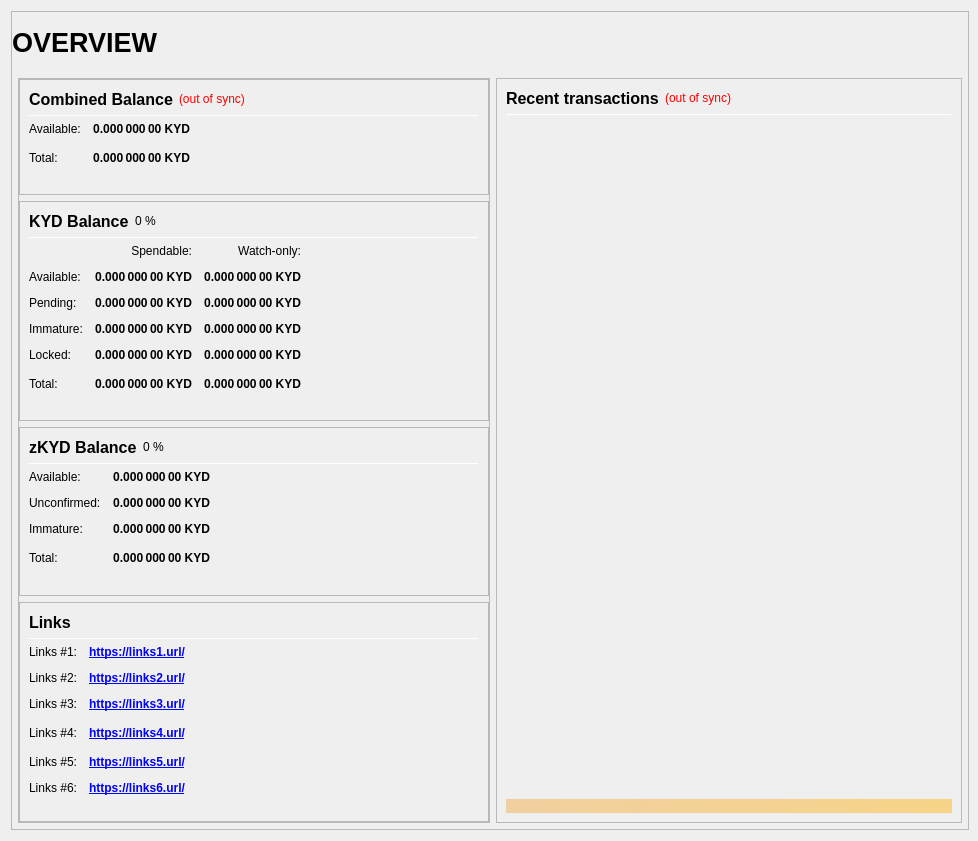
This is src/qt/forms/overviewpage.ui in kydcoin/KYD3 as Qt 5 draws it before an edit. The edited form follows.
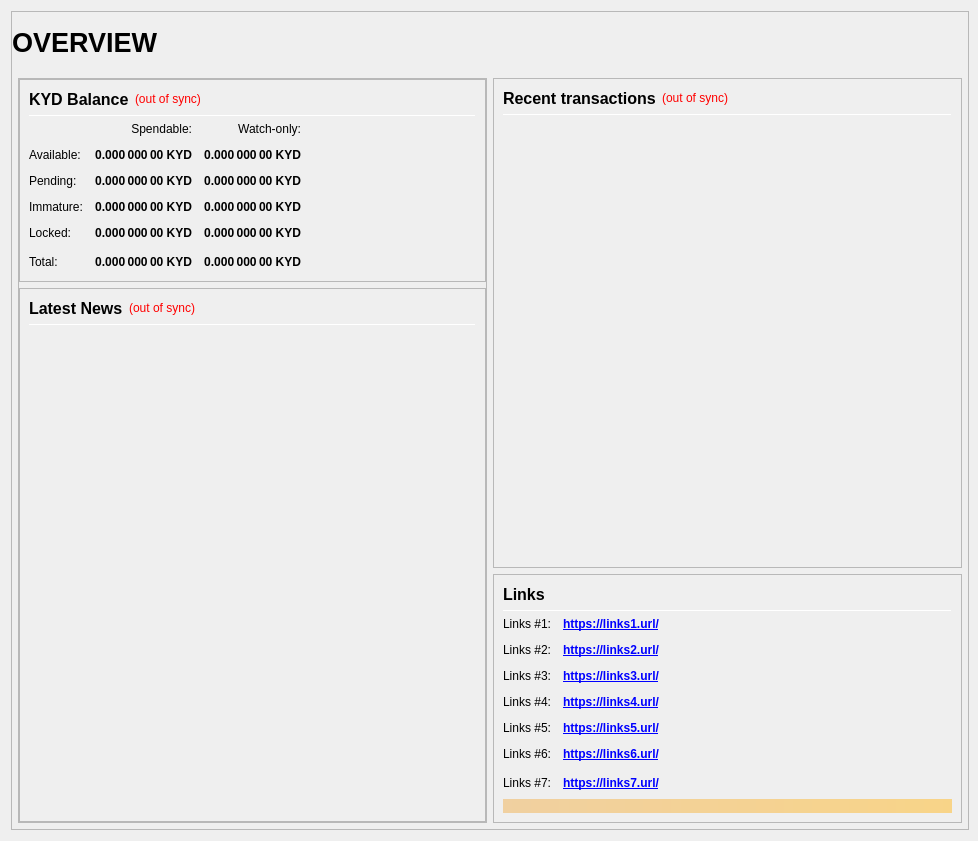
This is the edited form.

Commit message: News Panel implemented

What changed in the file:
```diff
--- a/src/qt/forms/overviewpage.ui
+++ b/src/qt/forms/overviewpage.ui
@@ -10,6 +10,12 @@
     <height>841</height>
    </rect>
   </property>
+  <property name="sizePolicy">
+   <sizepolicy hsizetype="Maximum" vsizetype="Maximum">
+    <horstretch>0</horstretch>
+    <verstretch>0</verstretch>
+   </sizepolicy>
+  </property>
   <property name="minimumSize">
    <size>
     <width>960</width>
@@ -43,7 +49,7 @@
      <property name="frameShadow">
       <enum>QFrame::Raised</enum>
      </property>
-     <layout class="QVBoxLayout" name="verticalLayout_3" stretch="1">
+     <layout class="QVBoxLayout" name="verticalLayout_1" stretch="1">
       <property name="leftMargin">
        <number>0</number>
       </property>
@@ -200,7 +206,7 @@
                  <property name="frameShadow">
                   <enum>QFrame::Raised</enum>
                  </property>
-                 <layout class="QVBoxLayout" name="verticalLayout" stretch="0,0,0,0">
+                 <layout class="QVBoxLayout" name="verticalLayout" stretch="0,0">
                   <property name="leftMargin">
                    <number>0</number>
                   </property>
@@ -213,199 +219,6 @@
                   <property name="bottomMargin">
                    <number>0</number>
                   </property>
-                  <item>
-                   <widget class="QFrame" name="frame_CombinedBalances">
-                    <property name="minimumSize">
-                     <size>
-                      <width>470</width>
-                      <height>0</height>
-                     </size>
-                    </property>
-                    <property name="frameShape">
-                     <enum>QFrame::StyledPanel</enum>
-                    </property>
-                    <property name="frameShadow">
-                     <enum>QFrame::Raised</enum>
-                    </property>
-                    <layout class="QVBoxLayout" name="verticalLayout_5">
-                     <item>
-                      <layout class="QHBoxLayout" name="horizontalLayout_5" stretch="0,0,0">
-                       <item>
-                        <widget class="QLabel" name="label_5z">
-                         <property name="minimumSize">
-                          <size>
-                           <width>0</width>
-                           <height>20</height>
-                          </size>
-                         </property>
-                         <property name="font">
-                          <font>
-                           <pointsize>12</pointsize>
-                           <weight>75</weight>
-                           <bold>true</bold>
-                          </font>
-                         </property>
-                         <property name="toolTip">
-                          <string>Combined Balance (including unconfirmed and immature coins)</string>
-                         </property>
-                         <property name="text">
-                          <string>Combined Balance</string>
-                         </property>
-                        </widget>
-                       </item>
-                       <item>
-                        <widget class="QLabel" name="labelWalletStatus">
-                         <property name="cursor">
-                          <cursorShape>WhatsThisCursor</cursorShape>
-                         </property>
-                         <property name="toolTip">
-                          <string>The displayed information may be out of date. Your wallet automatically synchronizes with the KYD network after a connection is established, but this process has not completed yet.</string>
-                         </property>
-                         <property name="styleSheet">
-                          <string notr="true">QLabel { color: red; }</string>
-                         </property>
-                         <property name="text">
-                          <string notr="true">(out of sync)</string>
-                         </property>
-                         <property name="alignment">
-                          <set>Qt::AlignLeading|Qt::AlignLeft|Qt::AlignVCenter</set>
-                         </property>
-                        </widget>
-                       </item>
-                       <item>
-                        <spacer name="horizontalSpacer_1">
-                         <property name="orientation">
-                          <enum>Qt::Horizontal</enum>
-                         </property>
-                         <property name="sizeHint" stdset="0">
-                          <size>
-                           <width>40</width>
-                           <height>20</height>
-                          </size>
-                         </property>
-                        </spacer>
-                       </item>
-                      </layout>
-                     </item>
-                     <item>
-                      <widget class="Line" name="line_CombinedBalance">
-                       <property name="minimumSize">
-                        <size>
-                         <width>0</width>
-                         <height>1</height>
-                        </size>
-                       </property>
-                       <property name="maximumSize">
-                        <size>
-                         <width>16777215</width>
-                         <height>1</height>
-                        </size>
-                       </property>
-                       <property name="orientation">
-                        <enum>Qt::Horizontal</enum>
-                       </property>
-                      </widget>
-                     </item>
-                     <item>
-                      <layout class="QGridLayout" name="gridLayout_3">
-                       <property name="spacing">
-                        <number>12</number>
-                       </property>
-                       <item row="1" column="0">
-                        <widget class="QLabel" name="labelBalanceTextz">
-                         <property name="text">
-                          <string>Available:</string>
-                         </property>
-                        </widget>
-                       </item>
-                       <item row="1" column="1">
-                        <widget class="QLabel" name="labelBalancez">
-                         <property name="font">
-                          <font>
-                           <weight>75</weight>
-                           <bold>true</bold>
-                          </font>
-                         </property>
-                         <property name="cursor">
-                          <cursorShape>IBeamCursor</cursorShape>
-                         </property>
-                         <property name="toolTip">
-                          <string>Your current spendable balance</string>
-                         </property>
-                         <property name="text">
-                          <string notr="true">0.000 000 00 KYD</string>
-                         </property>
-                         <property name="alignment">
-                          <set>Qt::AlignRight|Qt::AlignTrailing|Qt::AlignVCenter</set>
-                         </property>
-                         <property name="textInteractionFlags">
-                          <set>Qt::LinksAccessibleByMouse|Qt::TextSelectableByKeyboard|Qt::TextSelectableByMouse</set>
-                         </property>
-                        </widget>
-                       </item>
-                       <item row="2" column="0">
-                        <widget class="QLabel" name="labelTotalTextz">
-                         <property name="text">
-                          <string>Total:</string>
-                         </property>
-                        </widget>
-                       </item>
-                       <item row="2" column="1">
-                        <widget class="QLabel" name="labelTotalz">
-                         <property name="font">
-                          <font>
-                           <weight>75</weight>
-                           <bold>true</bold>
-                          </font>
-                         </property>
-                         <property name="cursor">
-                          <cursorShape>IBeamCursor</cursorShape>
-                         </property>
-                         <property name="toolTip">
-                          <string>Total Balance, including all unavailable coins.</string>
-                         </property>
-                         <property name="text">
-                          <string notr="true">0.000 000 00 KYD</string>
-                         </property>
-                         <property name="alignment">
-                          <set>Qt::AlignRight|Qt::AlignTrailing|Qt::AlignVCenter</set>
-                         </property>
-                         <property name="textInteractionFlags">
-                          <set>Qt::LinksAccessibleByMouse|Qt::TextSelectableByKeyboard|Qt::TextSelectableByMouse</set>
-                         </property>
-                        </widget>
-                       </item>
-                       <item row="2" column="3">
-                        <spacer name="horizontalSpacer_2">
-                         <property name="orientation">
-                          <enum>Qt::Horizontal</enum>
-                         </property>
-                         <property name="sizeHint" stdset="0">
-                          <size>
-                           <width>40</width>
-                           <height>20</height>
-                          </size>
-                         </property>
-                        </spacer>
-                       </item>
-                      </layout>
-                     </item>
-                     <item>
-                      <spacer name="verticalSpacer_1">
-                       <property name="orientation">
-                        <enum>Qt::Vertical</enum>
-                       </property>
-                       <property name="sizeHint" stdset="0">
-                        <size>
-                         <width>20</width>
-                         <height>40</height>
-                        </size>
-                       </property>
-                      </spacer>
-                     </item>
-                    </layout>
-                   </widget>
-                  </item>
                   <item>
                    <widget class="QFrame" name="frame_Balances">
                     <property name="frameShape">
@@ -414,7 +227,7 @@
                     <property name="frameShadow">
                      <enum>QFrame::Raised</enum>
                     </property>
-                    <layout class="QVBoxLayout" name="verticalLayout_4">
+                    <layout class="QVBoxLayout" name="verticalLayout_2">
                      <item>
                       <layout class="QHBoxLayout" name="horizontalLayout_4">
                        <item>
@@ -438,9 +251,21 @@
                         </widget>
                        </item>
                        <item>
-                        <widget class="QLabel" name="labelKYDPercent">
+                        <widget class="QLabel" name="labelWalletStatus">
+                         <property name="cursor">
+                          <cursorShape>WhatsThisCursor</cursorShape>
+                         </property>
+                         <property name="toolTip">
+                          <string>The displayed information may be out of date. Your wallet automatically synchronizes with the KYD network after a connection is established, but this process has not completed yet.</string>
+                         </property>
+                         <property name="styleSheet">
+                          <string notr="true">QLabel { color: red; }</string>
+                         </property>
                          <property name="text">
-                          <string notr="true">0 %</string>
+                          <string notr="true">(out of sync)</string>
+                         </property>
+                         <property name="alignment">
+                          <set>Qt::AlignLeading|Qt::AlignLeft|Qt::AlignVCenter</set>
                          </property>
                         </widget>
                        </item>
@@ -809,33 +634,26 @@
                        </item>
                       </layout>
                      </item>
-                     <item>
-                      <spacer name="verticalSpacer_3">
-                       <property name="orientation">
-                        <enum>Qt::Vertical</enum>
-                       </property>
-                       <property name="sizeHint" stdset="0">
-                        <size>
-                         <width>20</width>
-                         <height>40</height>
-                        </size>
-                       </property>
-                      </spacer>
-                     </item>
                     </layout>
                    </widget>
                   </item>
                   <item>
-                   <widget class="QFrame" name="frame_ZerocoinBalances">
+                   <widget class="QFrame" name="frame_News">
+                    <property name="minimumSize">
+                     <size>
+                      <width>0</width>
+                      <height>0</height>
+                     </size>
+                    </property>
                     <property name="frameShape">
                      <enum>QFrame::StyledPanel</enum>
                     </property>
                     <property name="frameShadow">
                      <enum>QFrame::Raised</enum>
                     </property>
-                    <layout class="QVBoxLayout" name="verticalLayout_7">
+                    <layout class="QVBoxLayout" name="verticalLayout_3" stretch="0,0,0">
                      <item>
-                      <layout class="QHBoxLayout" name="horizontalLayout_8" stretch="0,0,0">
+                      <layout class="QHBoxLayout" name="horizontalLayout_News">
                        <item>
                         <widget class="QLabel" name="label_5z_3">
                          <property name="minimumSize">
@@ -852,15 +670,27 @@
                           </font>
                          </property>
                          <property name="text">
-                          <string>zKYD Balance</string>
+                          <string>Latest News</string>
                          </property>
                         </widget>
                        </item>
                        <item>
-                        <widget class="QLabel" name="labelzKYDPercent">
+                        <widget class="QLabel" name="labelNewsStatus">
+                         <property name="cursor">
+                          <cursorShape>WhatsThisCursor</cursorShape>
+                         </property>
+                         <property name="toolTip">
+                          <string>The displayed information may be out of date. Your wallet automatically synchronizes with the KYD network after a connection is established, but this process has not completed yet.</string>
+                         </property>
+                         <property name="styleSheet">
+                          <string notr="true">QLabel { color: red; }</string>
+                         </property>
                          <property name="text">
-                          <string notr="true">0 %</string>
+                          <string notr="true">(out of sync)</string>
                          </property>
+                         <property name="alignment">
+                          <set>Qt::AlignRight|Qt::AlignTrailing|Qt::AlignVCenter</set>
+                         </property>
                         </widget>
                        </item>
                        <item>
@@ -879,7 +709,7 @@
                       </layout>
                      </item>
                      <item>
-                      <widget class="Line" name="line_ZerocoinBalance">
+                      <widget class="Line" name="line_News">
                        <property name="minimumSize">
                         <size>
                          <width>0</width>
@@ -898,140 +728,116 @@
                       </widget>
                      </item>
                      <item>
-                      <layout class="QGridLayout" name="gridLayout_5">
-                       <property name="spacing">
-                        <number>12</number>
+                      <widget class="QListWidget" name="listNews">
+                       <property name="sizePolicy">
+                        <sizepolicy hsizetype="Expanding" vsizetype="Expanding">
+                         <horstretch>0</horstretch>
+                         <verstretch>0</verstretch>
+                        </sizepolicy>
                        </property>
-                       <item row="1" column="0">
-                        <widget class="QLabel" name="labelzBalanceMatureText">
-                         <property name="toolTip">
-                          <string>Mature: more than 20 confirmation and more than 1 mint of the same denomination after it was minted.
-These zKYD are spendable.</string>
-                         </property>
-                         <property name="text">
-                          <string>Available:</string>
-                         </property>
-                        </widget>
-                       </item>
-                       <item row="1" column="1">
-                        <widget class="QLabel" name="labelzBalanceMature">
-                         <property name="font">
-                          <font>
-                           <weight>75</weight>
-                           <bold>true</bold>
-                          </font>
-                         </property>
-                         <property name="toolTip">
-                          <string>Mature: more than 20 confirmation and more than 1 mint of the same denomination after it was minted.
-These zKYD are spendable.</string>
-                         </property>
-                         <property name="text">
-                          <string notr="true">0.000 000 00 KYD</string>
-                         </property>
-                         <property name="alignment">
-                          <set>Qt::AlignRight|Qt::AlignTrailing|Qt::AlignVCenter</set>
-                         </property>
-                        </widget>
-                       </item>
-                       <item row="2" column="0">
-                        <widget class="QLabel" name="labelzBalanceUnconfirmedText">
-                         <property name="toolTip">
-                          <string>Unconfirmed: less than 20 confirmations
-Immature: confirmed, but less than 1 mint of the same denomination after it was minted</string>
-                         </property>
-                         <property name="text">
-                          <string>Unconfirmed:</string>
-                         </property>
-                        </widget>
-                       </item>
-                       <item row="2" column="1">
-                        <widget class="QLabel" name="labelzBalanceUnconfirmed">
-                         <property name="font">
-                          <font>
-                           <weight>75</weight>
-                           <bold>true</bold>
-                          </font>
-                         </property>
-                         <property name="toolTip">
-                          <string>Unconfirmed: less than 20 confirmations
-Immature: confirmed, but less than 1 mint of the same denomination after it was minted</string>
-                         </property>
-                         <property name="text">
-                          <string notr="true">0.000 000 00 KYD</string>
-                         </property>
-                         <property name="alignment">
-                          <set>Qt::AlignRight|Qt::AlignTrailing|Qt::AlignVCenter</set>
-                         </property>
-                        </widget>
-                       </item>
-                       <item row="3" column="0">
-                        <widget class="QLabel" name="labelzBalanceImmatureText">
-                         <property name="toolTip">
-                          <string>Unconfirmed: less than 20 confirmations
-Immature: confirmed, but less than 1 mint of the same denomination after it was minted</string>
-                         </property>
-                         <property name="text">
-                          <string>Immature:</string>
-                         </property>
-                        </widget>
-                       </item>
-                       <item row="3" column="1">
-                        <widget class="QLabel" name="labelzBalanceImmature">
-                         <property name="font">
-                          <font>
-                           <weight>75</weight>
-                           <bold>true</bold>
-                          </font>
-                         </property>
-                         <property name="toolTip">
-                          <string>Unconfirmed: less than 20 confirmations
-Immature: confirmed, but less than 1 mint of the same denomination after it was minted</string>
-                         </property>
-                         <property name="text">
-                          <string notr="true">0.000 000 00 KYD</string>
-                         </property>
-                         <property name="alignment">
-                          <set>Qt::AlignRight|Qt::AlignTrailing|Qt::AlignVCenter</set>
-                         </property>
-                        </widget>
-                       </item>
-                       <item row="4" column="0">
-                        <widget class="QLabel" name="labelzBalanceText">
-                         <property name="toolTip">
-                          <string>Your current zKYD balance, unconfirmed and immature zKYD included.</string>
-                         </property>
-                         <property name="text">
-                          <string>Total:</string>
-                         </property>
-                        </widget>
-                       </item>
-                       <item row="4" column="1">
-                        <widget class="QLabel" name="labelzBalance">
+                       <property name="minimumSize">
+                        <size>
+                         <width>0</width>
+                         <height>0</height>
+                        </size>
+                       </property>
+                       <property name="sizeIncrement">
+                        <size>
+                         <width>0</width>
+                         <height>0</height>
+                        </size>
+                       </property>
+                       <property name="styleSheet">
+                        <string notr="true">QListView { background: transparent; }</string>
+                       </property>
+                       <property name="frameShape">
+                        <enum>QFrame::NoFrame</enum>
+                       </property>
+                       <property name="verticalScrollBarPolicy">
+                        <enum>Qt::ScrollBarAsNeeded</enum>
+                       </property>
+                       <property name="horizontalScrollBarPolicy">
+                        <enum>Qt::ScrollBarAsNeeded</enum>
+                       </property>
+                       <property name="selectionMode">
+                        <enum>QAbstractItemView::NoSelection</enum>
+                       </property>
+                       <property name="selectionBehavior">
+                        <enum>QAbstractItemView::SelectRows</enum>
+                       </property>
+                       <property name="verticalScrollMode">
+                        <enum>QAbstractItemView::ScrollPerItem</enum>
+                       </property>
+                      </widget>
+                     </item>
+                    </layout>
+                   </widget>
+                  </item>
+                 </layout>
+                </widget>
+               </item>
+              </layout>
+             </item>
+             <item>
+              <layout class="QVBoxLayout" name="verticalLayout_right" stretch="1,0">
+               <item>
+                <widget class="QFrame" name="frame_RecentTransactions">
+                 <property name="minimumSize">
+                  <size>
+                   <width>0</width>
+                   <height>0</height>
+                  </size>
+                 </property>
+                 <property name="frameShape">
+                  <enum>QFrame::StyledPanel</enum>
+                 </property>
+                 <property name="frameShadow">
+                  <enum>QFrame::Raised</enum>
+                 </property>
+                 <layout class="QVBoxLayout" name="verticalLayout_4" stretch="0,0,0,0">
+                  <item>
+                   <layout class="QHBoxLayout" name="horizontalLayout_2">
+                    <item>
+                     <widget class="QLabel" name="label_4">
+                      <property name="minimumSize">
+                       <size>
+                        <width>0</width>
+                        <height>20</height>
+                       </size>
+                      </property>
                          <property name="font">
                           <font>
+                        <pointsize>12</pointsize>
                            <weight>75</weight>
                            <bold>true</bold>
                           </font>
                          </property>
+                      <property name="text">
+                       <string>Recent transactions</string>
+                      </property>
+                     </widget>
+                    </item>
+                    <item>
+                     <widget class="QLabel" name="labelTransactionsStatus">
                          <property name="cursor">
                           <cursorShape>IBeamCursor</cursorShape>
                          </property>
                          <property name="toolTip">
-                          <string>Your current zKYD balance, unconfirmed and immature zKYD included.</string>
-                         </property>
+                       <string>The displayed information may be out of date. Your wallet automatically synchronizes with the KYD network after a connection is established, but this process has not completed yet.</string>
+                      </property>
+                      <property name="styleSheet">
+                       <string notr="true">QLabel { color: red; }</string>
+                      </property>
                          <property name="text">
-                          <string notr="true">0.000 000 00 KYD</string>
+                       <string notr="true">(out of sync)</string>
                          </property>
                          <property name="alignment">
                           <set>Qt::AlignRight|Qt::AlignTrailing|Qt::AlignVCenter</set>
                          </property>
-                         <property name="textInteractionFlags">
-                          <set>Qt::LinksAccessibleByMouse|Qt::TextSelectableByKeyboard|Qt::TextSelectableByMouse</set>
-                         </property>
-                        </widget>
-                       </item>
-                       <item row="4" column="2">
-                        <spacer name="horizontalSpacer_4">
+                     </widget>
+                    </item>
+                    <item>
+                     <spacer name="horizontalSpacer_Transaction">
                          <property name="orientation">
                           <enum>Qt::Horizontal</enum>
                          </property>
@@ -1046,10 +852,57 @@
                       </layout>
                      </item>
                      <item>
-                      <spacer name="verticalSpacer_4">
+                   <widget class="Line" name="line_Transactions">
+                    <property name="minimumSize">
+                     <size>
+                      <width>0</width>
+                      <height>1</height>
+                     </size>
+                    </property>
+                    <property name="maximumSize">
+                     <size>
+                      <width>16777215</width>
+                      <height>1</height>
+                     </size>
+                    </property>
                        <property name="orientation">
+                     <enum>Qt::Horizontal</enum>
+                    </property>
+                   </widget>
+                  </item>
+                  <item>
+                   <widget class="QListView" name="listTransactions">
+                    <property name="minimumSize">
+                     <size>
+                      <width>0</width>
+                      <height>0</height>
+                     </size>
+                    </property>
+                    <property name="styleSheet">
+                     <string notr="true">QListView { background: transparent; }</string>
+                    </property>
+                    <property name="frameShape">
+                     <enum>QFrame::NoFrame</enum>
+                    </property>
+                    <property name="verticalScrollBarPolicy">
+                     <enum>Qt::ScrollBarAlwaysOff</enum>
+                    </property>
+                    <property name="horizontalScrollBarPolicy">
+                     <enum>Qt::ScrollBarAlwaysOff</enum>
+                    </property>
+                    <property name="selectionMode">
+                     <enum>QAbstractItemView::NoSelection</enum>
+                    </property>
+                   </widget>
+                  </item>
+                  <item>
+                   <spacer name="verticalSpacer_2">
+                    <property name="orientation">
                         <enum>Qt::Vertical</enum>
                        </property>
+                    <property name="sizeType">
+                     <enum>QSizePolicy::Expanding</enum>
+                    </property>
                        <property name="sizeHint" stdset="0">
                         <size>
                          <width>20</width>
@@ -1238,19 +1091,6 @@
                          </property>
                         </widget>
                        </item>
-                       <item row="4" column="2">
-                        <spacer name="horizontalSpacer_Links_2">
-                         <property name="orientation">
-                          <enum>Qt::Horizontal</enum>
-                         </property>
-                         <property name="sizeHint" stdset="0">
-                          <size>
-                           <width>40</width>
-                           <height>20</height>
-                          </size>
-                         </property>
-                        </spacer>
-                       </item>
                        <item row="5" column="0">
                         <widget class="QLabel" name="labelLinks5">
                          <property name="text">
@@ -1303,89 +1143,34 @@
                          </property>
                         </widget>
                        </item>
-                      </layout>
-                     </item>
-                     <item>
-                      <spacer name="verticalSpacer_4">
-                       <property name="orientation">
-                        <enum>Qt::Vertical</enum>
-                       </property>
-                       <property name="sizeHint" stdset="0">
-                        <size>
-                         <width>20</width>
-                         <height>40</height>
-                        </size>
-                       </property>
-                      </spacer>
-                     </item>
-                    </layout>
-                   </widget>
-                  </item>
-                 </layout>
-                </widget>
-               </item>
-              </layout>
-             </item>
-             <item>
-              <layout class="QVBoxLayout" name="verticalLayout_right" stretch="1">
-               <item>
-                <widget class="QFrame" name="frame_RecentTransactions">
-                 <property name="minimumSize">
-                  <size>
-                   <width>0</width>
-                   <height>0</height>
-                  </size>
-                 </property>
-                 <property name="frameShape">
-                  <enum>QFrame::StyledPanel</enum>
-                 </property>
-                 <property name="frameShadow">
-                  <enum>QFrame::Raised</enum>
-                 </property>
-                 <layout class="QVBoxLayout" name="verticalLayout_1" stretch="0,0,0,0,0">
-                  <item>
-                   <layout class="QHBoxLayout" name="horizontalLayout_2">
-                    <item>
-                     <widget class="QLabel" name="label_4">
-                      <property name="minimumSize">
-                       <size>
-                        <width>0</width>
-                        <height>20</height>
-                       </size>
-                      </property>
+                    <item row="7" column="0">
+                     <widget class="QLabel" name="labelLinks7">
+                      <property name="text">
+                       <string>Links #7:</string>
+                      </property>
+                     </widget>
+                    </item>
+                    <item row="7" column="1">
+                     <widget class="QLabel" name="labelLinksUrl7">
                       <property name="font">
                        <font>
-                        <pointsize>12</pointsize>
                         <weight>75</weight>
                         <bold>true</bold>
                        </font>
                       </property>
                       <property name="text">
-                       <string>Recent transactions</string>
-                      </property>
-                     </widget>
-                    </item>
-                    <item>
-                     <widget class="QLabel" name="labelTransactionsStatus">
-                      <property name="cursor">
-                       <cursorShape>WhatsThisCursor</cursorShape>
-                      </property>
-                      <property name="toolTip">
-                       <string>The displayed information may be out of date. Your wallet automatically synchronizes with the KYD network after a connection is established, but this process has not completed yet.</string>
-                      </property>
-                      <property name="styleSheet">
-                       <string notr="true">QLabel { color: red; }</string>
-                      </property>
-                      <property name="text">
-                       <string notr="true">(out of sync)</string>
+                       <string notr="true">&lt;a href=&quot;https://links7.url/&quot;&gt;https://links7.url/&lt;/a&gt;</string>
                       </property>
                       <property name="alignment">
-                       <set>Qt::AlignRight|Qt::AlignTrailing|Qt::AlignVCenter</set>
+                       <set>Qt::AlignLeading|Qt::AlignLeft|Qt::AlignVCenter</set>
+                      </property>
+                      <property name="openExternalLinks">
+                       <bool>true</bool>
                       </property>
                      </widget>
                     </item>
-                    <item>
-                     <spacer name="horizontalSpacer">
+                    <item row="7" column="2">
+                     <spacer name="horizontalSpacer_Links_2">
                       <property name="orientation">
                        <enum>Qt::Horizontal</enum>
                       </property>
@@ -1399,66 +1184,6 @@
                     </item>
                    </layout>
                   </item>
-                  <item>
-                   <widget class="Line" name="line">
-                    <property name="minimumSize">
-                     <size>
-                      <width>0</width>
-                      <height>1</height>
-                     </size>
-                    </property>
-                    <property name="maximumSize">
-                     <size>
-                      <width>16777215</width>
-                      <height>1</height>
-                     </size>
-                    </property>
-                    <property name="orientation">
-                     <enum>Qt::Horizontal</enum>
-                    </property>
-                   </widget>
-                  </item>
-                  <item>
-                   <widget class="QListView" name="listTransactions">
-                    <property name="minimumSize">
-                     <size>
-                      <width>0</width>
-                      <height>0</height>
-                     </size>
-                    </property>
-                    <property name="styleSheet">
-                     <string notr="true">QListView { background: transparent; }</string>
-                    </property>
-                    <property name="frameShape">
-                     <enum>QFrame::NoFrame</enum>
-                    </property>
-                    <property name="verticalScrollBarPolicy">
-                     <enum>Qt::ScrollBarAlwaysOff</enum>
-                    </property>
-                    <property name="horizontalScrollBarPolicy">
-                     <enum>Qt::ScrollBarAlwaysOff</enum>
-                    </property>
-                    <property name="selectionMode">
-                     <enum>QAbstractItemView::NoSelection</enum>
-                    </property>
-                   </widget>
-                  </item>
-                  <item>
-                   <spacer name="verticalSpacer_2">
-                    <property name="orientation">
-                     <enum>Qt::Vertical</enum>
-                    </property>
-                    <property name="sizeType">
-                     <enum>QSizePolicy::Expanding</enum>
-                    </property>
-                    <property name="sizeHint" stdset="0">
-                     <size>
-                      <width>20</width>
-                      <height>40</height>
-                     </size>
-                    </property>
-                   </spacer>
-                  </item>
                   <item>
                    <widget class="QLabel" name="labelAlerts">
                     <property name="maximumSize">
```
Left out of the diff: 14 changed lines with no effect on the pictures. Lines whose indentation alone changed are shown as unchanged. The commit also changes 7 other files.
